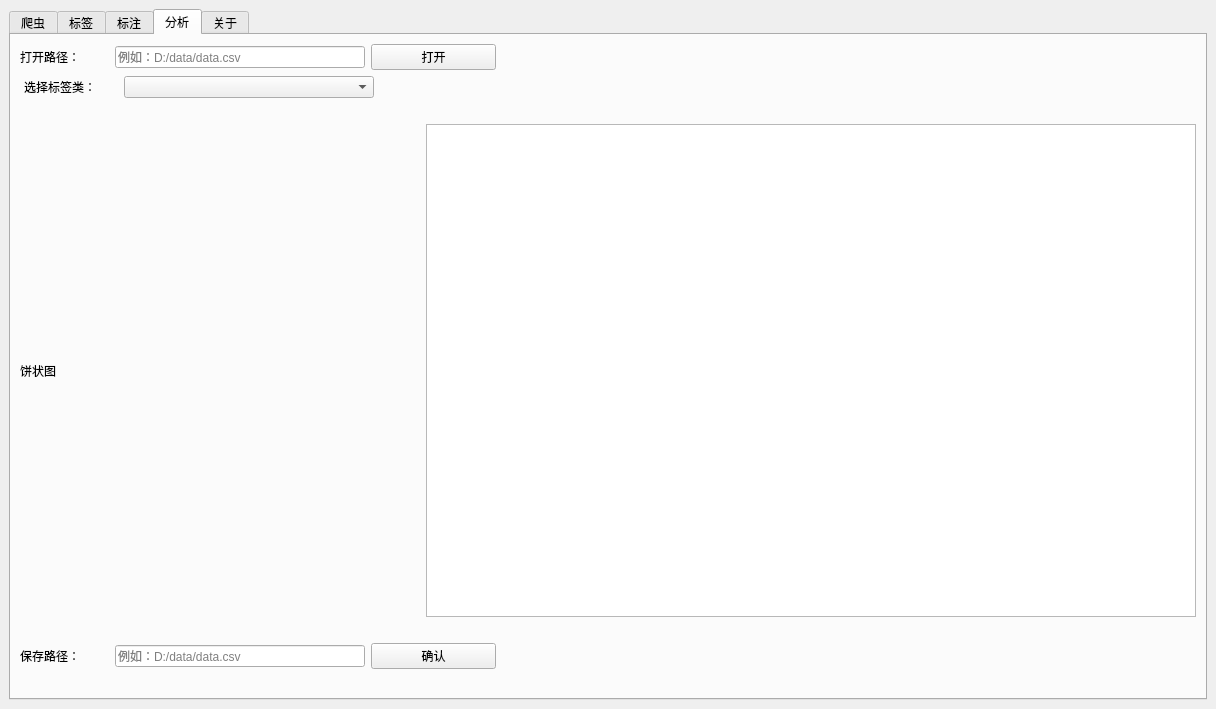
Group-9-homwork/HomeWork, file code/MainUI.ui: the form before one commit.
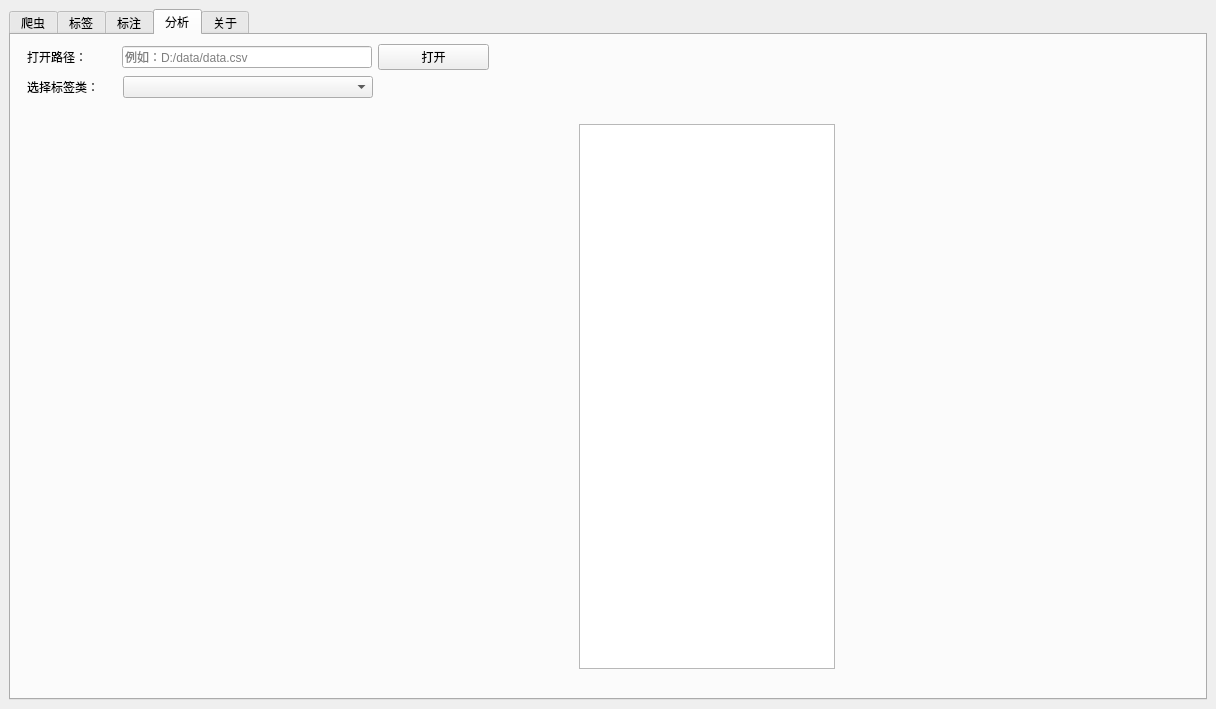
The form after the commit. The open tabs and pages were chosen to show the change.

The edit to the form file:
```diff
--- a/code/MainUI.ui
+++ b/code/MainUI.ui
@@ -544,93 +544,39 @@
           </item>
           <item>
            <layout class="QHBoxLayout" name="ana_hL_5">
-            <item>
-             <widget class="QLabel" name="ana_l_pie">
-              <property name="sizePolicy">
-               <sizepolicy hsizetype="Fixed" vsizetype="Preferred">
-                <horstretch>0</horstretch>
-                <verstretch>0</verstretch>
-               </sizepolicy>
-              </property>
-              <property name="minimumSize">
-               <size>
-                <width>400</width>
-                <height>0</height>
-               </size>
-              </property>
-              <property name="text">
-               <string>饼状图</string>
-              </property>
-             </widget>
-            </item>
-            <item>
-             <widget class="QListWidget" name="ana_lW_message"/>
-            </item>
-           </layout>
-          </item>
-          <item>
-           <spacer name="ana_vS_4">
-            <property name="orientation">
-             <enum>Qt::Vertical</enum>
+            <property name="leftMargin">
+             <number>160</number>
             </property>
-            <property name="sizeType">
-             <enum>QSizePolicy::Fixed</enum>
+            <property name="topMargin">
+             <number>0</number>
             </property>
-            <property name="sizeHint" stdset="0">
-             <size>
-              <width>20</width>
-              <height>20</height>
-             </size>
-            </property>
-           </spacer>
-          </item>
-          <item>
-           <layout class="QHBoxLayout" name="ana_hL_6">
             <property name="rightMargin">
-             <number>700</number>
+             <number>160</number>
             </property>
             <item>
-             <widget class="QLabel" name="ana_l_save">
-              <property name="sizePolicy">
-               <sizepolicy hsizetype="Fixed" vsizetype="Preferred">
-                <horstretch>0</horstretch>
-                <verstretch>0</verstretch>
-               </sizepolicy>
+             <layout class="QHBoxLayout" name="ana_hL_7">
+              <property name="spacing">
+               <number>27</number>
               </property>
-              <property name="minimumSize">
-               <size>
-                <width>89</width>
-                <height>0</height>
-               </size>
-              </property>
-              <property name="text">
-               <string>保存路径：</string>
-              </property>
-             </widget>
+              <item>
+               <widget class="QWidget" name="widget" native="true">
+                <property name="sizePolicy">
+                 <sizepolicy hsizetype="Fixed" vsizetype="Expanding">
+                  <horstretch>100</horstretch>
+                  <verstretch>20</verstretch>
+                 </sizepolicy>
+                </property>
+               </widget>
+              </item>
+             </layout>
             </item>
             <item>
-             <widget class="QLineEdit" name="ana_lE_savepath">
+             <widget class="QTextBrowser" name="ana_tB_static">
               <property name="sizePolicy">
-               <sizepolicy hsizetype="Fixed" vsizetype="Fixed">
+               <sizepolicy hsizetype="Maximum" vsizetype="Expanding">
                 <horstretch>0</horstretch>
                 <verstretch>0</verstretch>
                </sizepolicy>
-              </property>
-              <property name="minimumSize">
-               <size>
-                <width>250</width>
-                <height>0</height>
-               </size>
-              </property>
-              <property name="placeholderText">
-               <string>例如：D:/data/data.csv</string>
-              </property>
-             </widget>
-            </item>
-            <item>
-             <widget class="QPushButton" name="ana_pB_yes">
-              <property name="text">
-               <string>确认</string>
               </property>
              </widget>
             </item>
```
Left out of the diff: 11 changed lines with no effect on the pictures.
